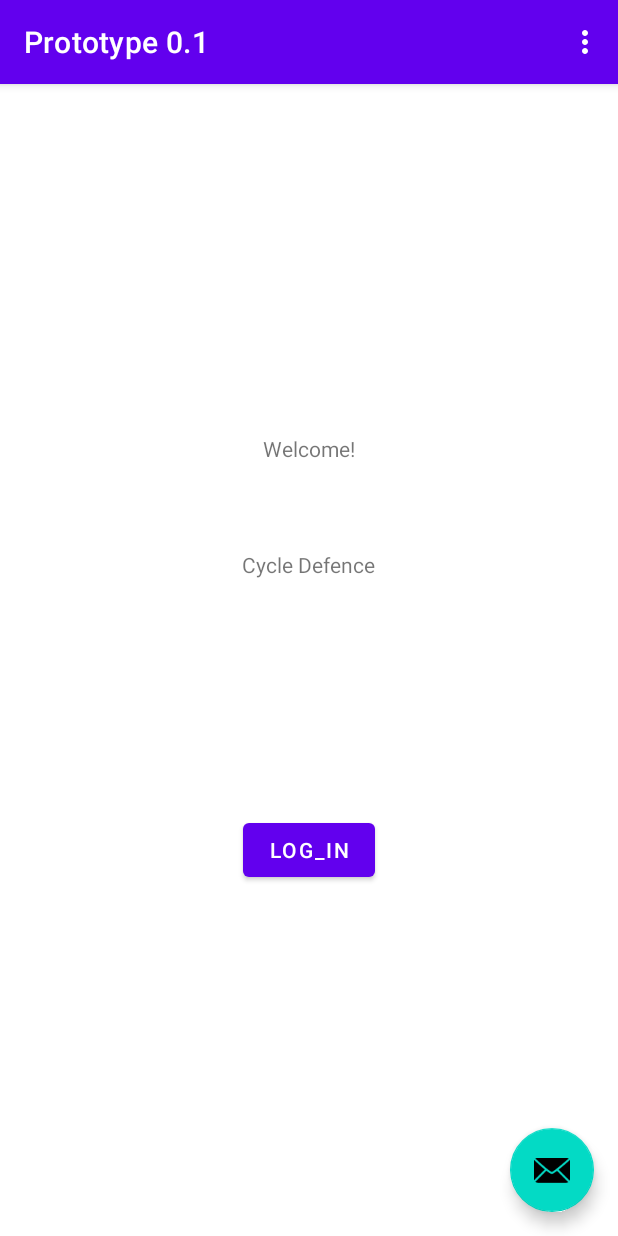
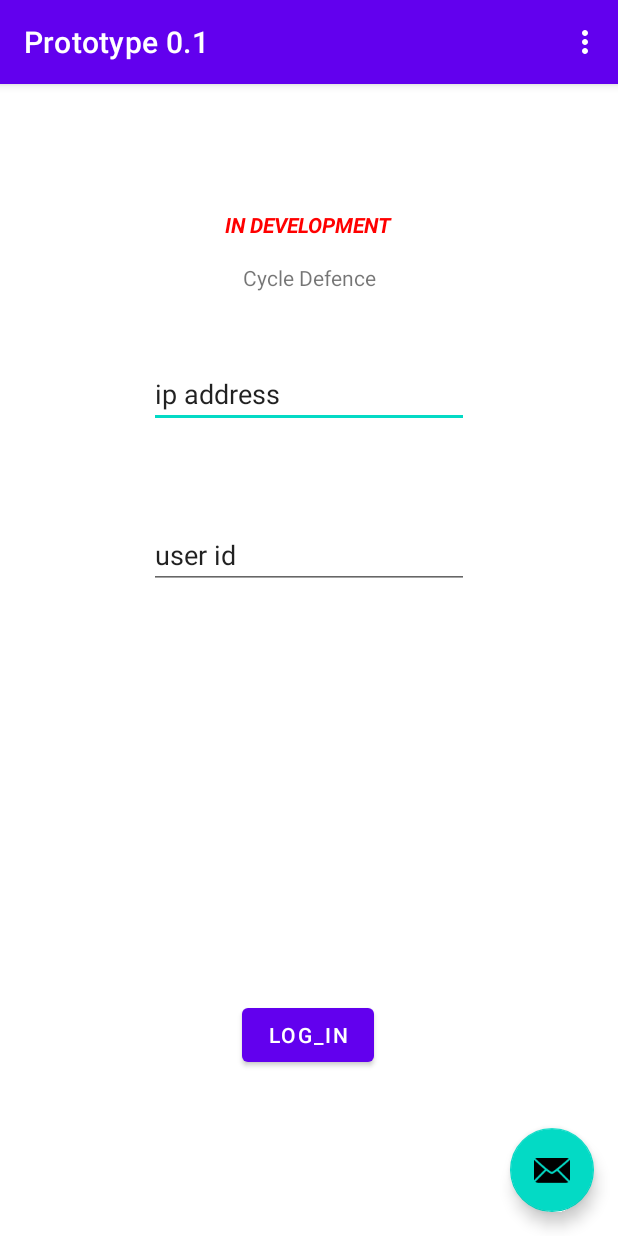
Before and after one commit to RavenGroup/CycleDefence, an Android app: the screen it shows after launch (MainActivity), on a phone screen of 412 x 824 dp. Run offline under Robolectric (Android 15) with nearby library versions, the phone set to English and light mode, and no system bars.

Commit message:
development page
layout of the page and extended strings.xml

```diff
--- a/app/src/main/res/layout/fragment_first.xml
+++ b/app/src/main/res/layout/fragment_first.xml
@@ -7,37 +7,67 @@
     tools:context=".FirstFragment">
 
     <TextView
-        android:id="@+id/textview_first"
+        android:id="@+id/textView3"
         android:layout_width="wrap_content"
         android:layout_height="wrap_content"
-        android:text="@string/hello_first_fragment"
-        app:layout_constraintBottom_toTopOf="@id/button_first"
+        android:layout_marginTop="84dp"
+        android:text="@string/DEV"
+        android:textColor="#FF0000"
+        android:textStyle="bold|italic"
         app:layout_constraintEnd_toEndOf="parent"
+        app:layout_constraintHorizontal_bias="0.498"
         app:layout_constraintStart_toStartOf="parent"
         app:layout_constraintTop_toTopOf="parent" />
 
     <TextView
-        android:id="@+id/tv_pr_name"
+        android:id="@+id/textView4"
         android:layout_width="wrap_content"
         android:layout_height="wrap_content"
-        android:layout_marginTop="58dp"
-        android:layout_marginBottom="72dp"
+        android:layout_marginTop="16dp"
         android:text="@string/product_name"
-        app:layout_constraintBottom_toTopOf="@+id/button_first"
         app:layout_constraintEnd_toEndOf="parent"
-        app:layout_constraintHorizontal_bias="0.498"
         app:layout_constraintStart_toStartOf="parent"
-        app:layout_constraintTop_toBottomOf="@+id/textview_first"
-        app:layout_constraintVertical_bias="0.0" />
+        app:layout_constraintTop_toBottomOf="@+id/textView3" />
+
+    <EditText
+        android:id="@+id/ip_address_te"
+        android:layout_width="wrap_content"
+        android:layout_height="wrap_content"
+        android:layout_marginTop="45dp"
+        android:ems="10"
+        android:inputType="textPersonName"
+        android:text="@string/ip_address"
+        android:hint="@string/DEV"
+        app:layout_constraintEnd_toEndOf="parent"
+        app:layout_constraintStart_toStartOf="parent"
+        app:layout_constraintTop_toBottomOf="@+id/textView4"
+        android:importantForAutofill="no" />
+
+    <EditText
+        android:id="@+id/user_id_te"
+        android:layout_width="wrap_content"
+        android:layout_height="wrap_content"
+        android:layout_marginTop="62dp"
+        android:ems="10"
+        android:inputType="textPersonName"
+        android:text="@string/user_id"
+        android:hint="@string/DEV"
+        app:layout_constraintEnd_toEndOf="parent"
+        app:layout_constraintStart_toStartOf="parent"
+        app:layout_constraintTop_toBottomOf="@+id/ip_address_te"
+        android:importantForAutofill="no" />
 
     <Button
         android:id="@+id/button_first"
         android:layout_width="wrap_content"
         android:layout_height="wrap_content"
+        android:layout_marginBottom="104dp"
         android:text="@string/log_in"
         app:layout_constraintBottom_toBottomOf="parent"
         app:layout_constraintEnd_toEndOf="parent"
+        app:layout_constraintHorizontal_bias="0.498"
         app:layout_constraintStart_toStartOf="parent"
-        app:layout_constraintTop_toBottomOf="@id/textview_first" />
+        app:layout_constraintTop_toBottomOf="@+id/user_id_te"
+        app:layout_constraintVertical_bias="0.979" />
 
 </androidx.constraintlayout.widget.ConstraintLayout>
--- a/app/src/main/res/values/strings.xml
+++ b/app/src/main/res/values/strings.xml
@@ -13,4 +13,7 @@
     <string name="hello_second_fragment">Hello second fragment. Arg: %1$s</string>
     <string name="default_data">Nothing yet :(</string>
     <string name="refresh_txt">refresh</string>
+    <string name="ip_address">ip address</string>
+    <string name="user_id">user id</string>
+    <string name="DEV">IN DEVELOPMENT</string>
 </resources>
```
